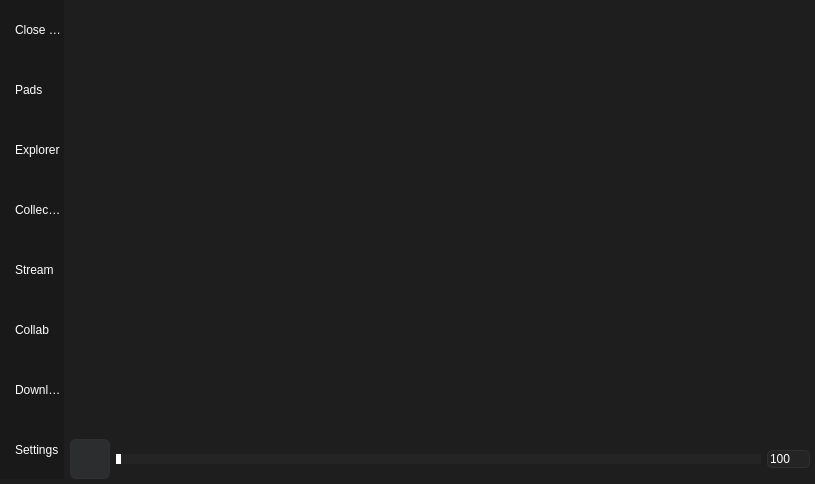
First picture: the form in gui/gui.ui, repository BarsTiger/KotoPad, before the edit.
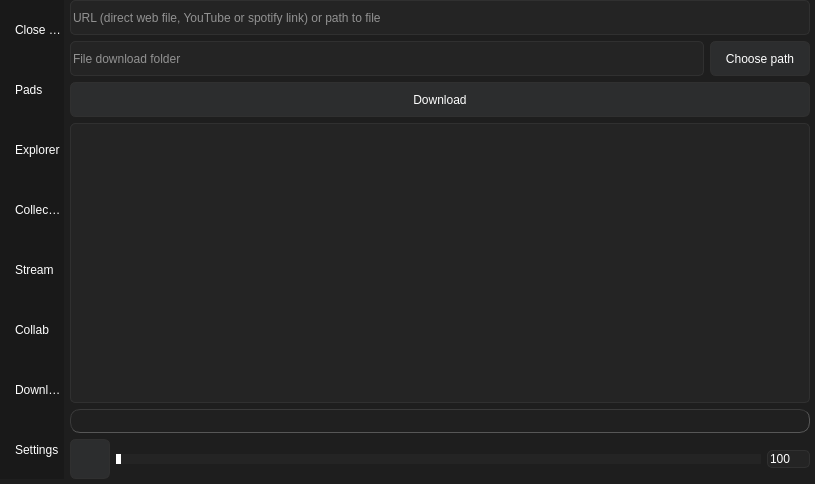
Second picture: the form after the edit. The open tabs and pages were chosen to show the change. Icons and pictures are not drawn.

Commit message: Downloading tracks

```diff
--- a/gui/gui.ui
+++ b/gui/gui.ui
@@ -301,6 +301,20 @@
 QSlider::handle:horizontal:pressed {
     background-color: #bfbfbf;
 }
+
+QProgressBar {
+    text-align: center;
+    color: white;
+    border-width: 1px; 
+    border-radius: 10px;
+    border-color: #3a3a3a;
+    border-style: inset;
+    background-color:#202020;
+}
+QProgressBar::chunk {
+    background-color: #848484;
+    border-radius: 5px;
+}
 </string>
   </property>
   <widget class="QWidget" name="centralwidget">
@@ -1059,7 +1073,105 @@
           </layout>
          </widget>
          <widget class="QWidget" name="collab_page"/>
-         <widget class="QWidget" name="download_page"/>
+         <widget class="QWidget" name="download_page">
+          <layout class="QVBoxLayout" name="download_page_lay">
+           <property name="leftMargin">
+            <number>0</number>
+           </property>
+           <property name="topMargin">
+            <number>0</number>
+           </property>
+           <property name="rightMargin">
+            <number>0</number>
+           </property>
+           <property name="bottomMargin">
+            <number>0</number>
+           </property>
+           <item>
+            <widget class="QLineEdit" name="download_url_box">
+             <property name="minimumSize">
+              <size>
+               <width>0</width>
+               <height>35</height>
+              </size>
+             </property>
+             <property name="placeholderText">
+              <string>URL (direct web file, YouTube or spotify link) or path to file</string>
+             </property>
+            </widget>
+           </item>
+           <item>
+            <widget class="QWidget" name="download_path_widget" native="true">
+             <layout class="QHBoxLayout" name="download_path_widget_lay">
+              <property name="leftMargin">
+               <number>0</number>
+              </property>
+              <property name="topMargin">
+               <number>0</number>
+              </property>
+              <property name="rightMargin">
+               <number>0</number>
+              </property>
+              <property name="bottomMargin">
+               <number>0</number>
+              </property>
+              <item>
+               <widget class="QLineEdit" name="download_to_path_box">
+                <property name="minimumSize">
+                 <size>
+                  <width>0</width>
+                  <height>35</height>
+                 </size>
+                </property>
+                <property name="placeholderText">
+                 <string>File download folder</string>
+                </property>
+               </widget>
+              </item>
+              <item>
+               <widget class="QPushButton" name="choose_download_path_button">
+                <property name="minimumSize">
+                 <size>
+                  <width>100</width>
+                  <height>35</height>
+                 </size>
+                </property>
+                <property name="text">
+                 <string>Choose path</string>
+                </property>
+               </widget>
+              </item>
+             </layout>
+            </widget>
+           </item>
+           <item>
+            <widget class="QPushButton" name="download_track_button">
+             <property name="minimumSize">
+              <size>
+               <width>0</width>
+               <height>35</height>
+              </size>
+             </property>
+             <property name="text">
+              <string>Download</string>
+             </property>
+            </widget>
+           </item>
+           <item>
+            <widget class="QTextBrowser" name="download_track_logs"/>
+           </item>
+           <item>
+            <widget class="QProgressBar" name="download_track_progress">
+             <property name="value">
+              <number>0</number>
+             </property>
+             <property name="textVisible">
+              <bool>false</bool>
+             </property>
+            </widget>
+           </item>
+          </layout>
+         </widget>
          <widget class="QWidget" name="settings_page">
           <layout class="QVBoxLayout" name="settings_page_lay">
            <property name="leftMargin">
```
Left out of the diff: 2 changed lines with no effect on the pictures. The commit also changes 6 other files.
